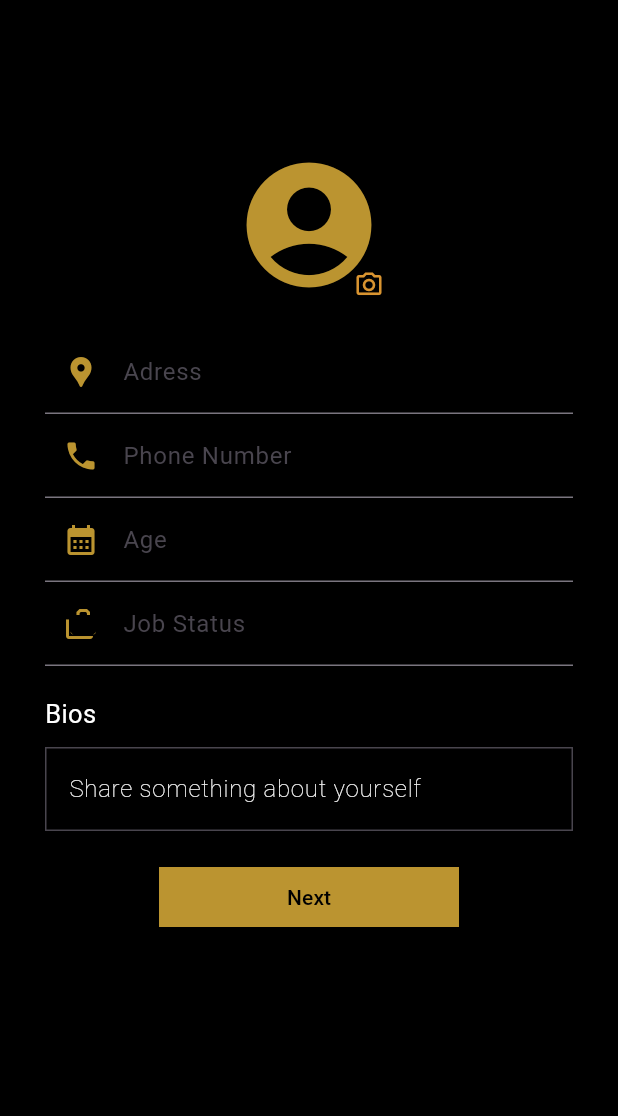
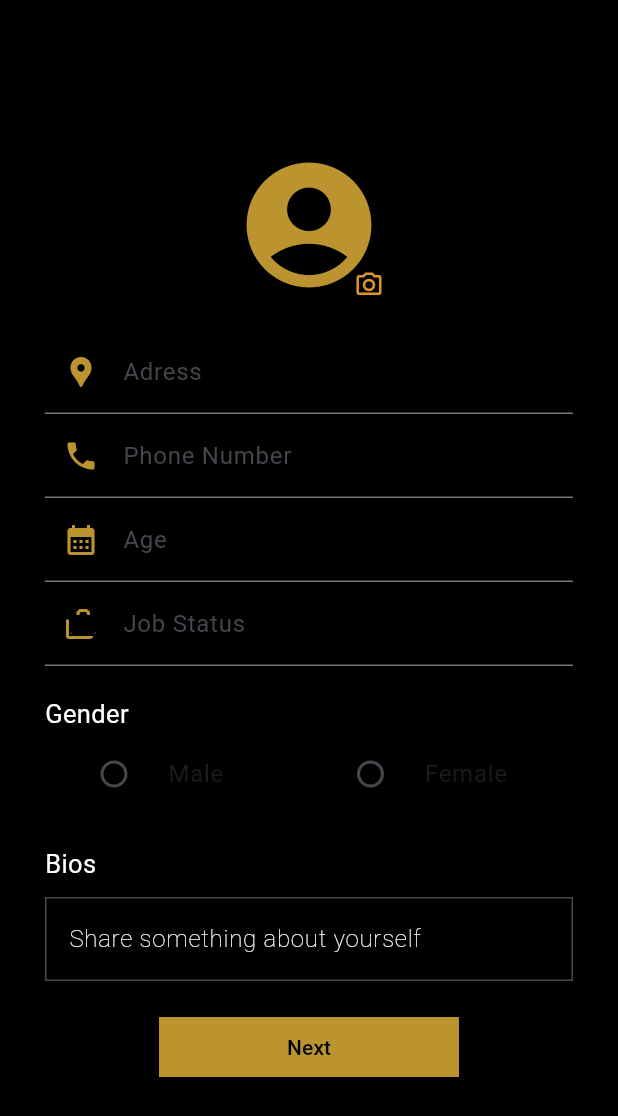
Before and after one commit to seblewongel15girmaw/Roomies_frontend, a Flutter app: the Profile screen opened directly, on a phone screen of 412 x 824 dp. Shown: the top 1116 px of the screen. Run offline on Flutter 3.47's test engine with Material 3 defaults, Android fonts, the light colour scheme and no system bars; our stand-ins replace bloc, email_validator, flutter_bloc, shared_preferences; accounts and stored records are empty.

Commit message:
Profile progress

```diff
--- /dev/null
+++ b/lib/blocks/profile/gender_bloc.dart
@@ -0,0 +1,22 @@
+import 'dart:async';
+
+import 'package:begara_mobile/blocks/profile/gender_event.dart';
+import 'package:begara_mobile/blocks/profile/gender_state.dart';
+import 'package:flutter_bloc/flutter_bloc.dart';
+
+class RadioBloc extends Bloc<RadioEvent,RadioState>{
+  RadioBloc():super(Idle()) {
+    on<RadioEvent>(_changeGenderClicked);
+  }
+
+  FutureOr<void> _changeGenderClicked(RadioEvent event, Emitter emit) {
+    emit(Idle());
+    if (event.gender=="female"){
+      emit(FemaleSelected());
+    }
+    else
+    {
+      emit(MaleSelected());
+    }
+  }
+}
--- /dev/null
+++ b/lib/blocks/profile/gender_event.dart
@@ -0,0 +1,5 @@
+class RadioEvent{
+  String gender;
+  RadioEvent(this.gender);
+
+}
--- /dev/null
+++ b/lib/blocks/profile/gender_state.dart
@@ -0,0 +1,6 @@
+abstract class RadioState{}
+
+class Idle extends RadioState{}
+class MaleSelected extends RadioState{}
+
+class FemaleSelected extends RadioState{}
--- a/lib/blocks/profile/profile_event.dart
+++ b/lib/blocks/profile/profile_event.dart
@@ -4,5 +4,6 @@ class ProfileEvent{
   String phoneNumber;
   String address;
   String jobStatus;
-  ProfileEvent(this.address,this.bio,this.phoneNumber,this.age,this.jobStatus );
+  String gender;
+  ProfileEvent(this.address,this.bio,this.phoneNumber,this.age,this.jobStatus,this.gender );
 }
--- a/lib/main.dart
+++ b/lib/main.dart
@@ -1,4 +1,5 @@
 import 'package:begara_mobile/blocks/login/login_bloc.dart';
+import 'package:begara_mobile/blocks/profile/gender_bloc.dart';
 import 'package:begara_mobile/blocks/profile/profile_bloc.dart';
 import 'package:begara_mobile/blocks/register/password_visiblity_bloc.dart';
 import 'package:begara_mobile/blocks/register/register_bloc.dart';
@@ -51,9 +52,12 @@
               ),
               BlocProvider<PassBloc>(
                 create: (context) => PassBloc(),
+              ),
+              BlocProvider<RadioBloc>(
+                create: (context) => RadioBloc(),
               )
             ],
-            child: isLoggedIn == true ? Login() : Register(), // Render either Profile or Login based on the fetched value
+            child: isLoggedIn == true ? Profile() : Login(), // Render either Profile or Login based on the fetched value
           ),
         );
       }
--- a/lib/profile.dart
+++ b/lib/profile.dart
@@ -1,3 +1,6 @@
+import 'package:begara_mobile/blocks/profile/gender_bloc.dart';
+import 'package:begara_mobile/blocks/profile/gender_event.dart';
+import 'package:begara_mobile/blocks/profile/gender_state.dart';
 import 'package:begara_mobile/blocks/profile/profile_bloc.dart';
 import 'package:begara_mobile/blocks/profile/profile_event.dart';
 import 'package:begara_mobile/blocks/profile/profile_state.dart';
@@ -10,6 +13,7 @@ class Profile extends StatelessWidget {
   TextEditingController age=TextEditingController();
   TextEditingController jobStatus=TextEditingController();
   TextEditingController bio=TextEditingController();
+  String gender="";
   @override
   Widget build(BuildContext context) {
     // TODO: implement build
@@ -17,7 +21,8 @@ class Profile extends StatelessWidget {
       backgroundColor: Colors.black,
       body: BlocBuilder<ProfileBloc,ProfileState>(
         builder: (context,state) {
-          return Column(
+          return SingleChildScrollView(
+            child: Column(
               crossAxisAlignment: CrossAxisAlignment.start,
               children: <Widget>[
                 SizedBox(
@@ -81,6 +86,55 @@ class Profile extends StatelessWidget {
                           ),
                         ),
                       ),
+
+                      SizedBox(
+                        height: 20,
+                      ),
+                      Padding(
+                        padding: EdgeInsets.only(left: 30, right:30),
+                        child: Text("Gender", style: TextStyle(fontSize: 17,color: Colors.white),),
+                      ),
+
+                      Padding(
+                        padding: EdgeInsets.only(left: 40,right: 30),
+                        child: BlocBuilder<RadioBloc,RadioState> (
+                          builder: (context,state) {
+                            return Row(
+
+                              children:<Widget> [
+                                Expanded(
+                                  child: RadioListTile(
+
+                                    activeColor: Colors.white,
+                                    title: Text("Male"),
+                                    value: "male",
+                                    groupValue:state is MaleSelected?"male":"",
+                                    onChanged: (value){
+                                      gender=value!;
+                                      BlocProvider.of<RadioBloc>(context).add(RadioEvent(value));
+                                    },
+
+                                  ),
+                                ),
+                                Expanded(
+                                  child: RadioListTile(
+                                    activeColor: Colors.white,
+                                    title: Text("Female"),
+                                    value: "female",
+                                    groupValue: state is FemaleSelected?"female":"",
+                                    onChanged: (value){
+                                      gender=value!;
+                                      BlocProvider.of<RadioBloc>(context).add(RadioEvent(value));
+                                    },
+
+                                  ),
+                                )
+                              ],
+                            );
+                          }
+                        ),
+                      ),
+
                       SizedBox(
                         height: 20,
                       ),
@@ -123,7 +177,7 @@ class Profile extends StatelessWidget {
                           ),
                           onPressed: (){
                                          BlocProvider.of<ProfileBloc>(context).add(
-                     ProfileEvent(address.text,bio.text,phoneNumber.text,int.parse(age.text),jobStatus.text)
+                       ProfileEvent(address.text,bio.text,phoneNumber.text,int.parse(age.text),jobStatus.text,gender)
                         );
                                          }, child: state is Creating? CircularProgressIndicator() : state is CreateSuccess?
 
@@ -132,6 +186,7 @@ class Profile extends StatelessWidget {
 
               ],
 
+            ),
           );
         }
       ),
```
Also changed, not shown: lib/blocks/login/login_bloc.dart (+17 -3 lines), lib/blocks/profile/profile_bloc.dart (+5 -4 lines). Lines whose indentation alone changed are shown as unchanged.
